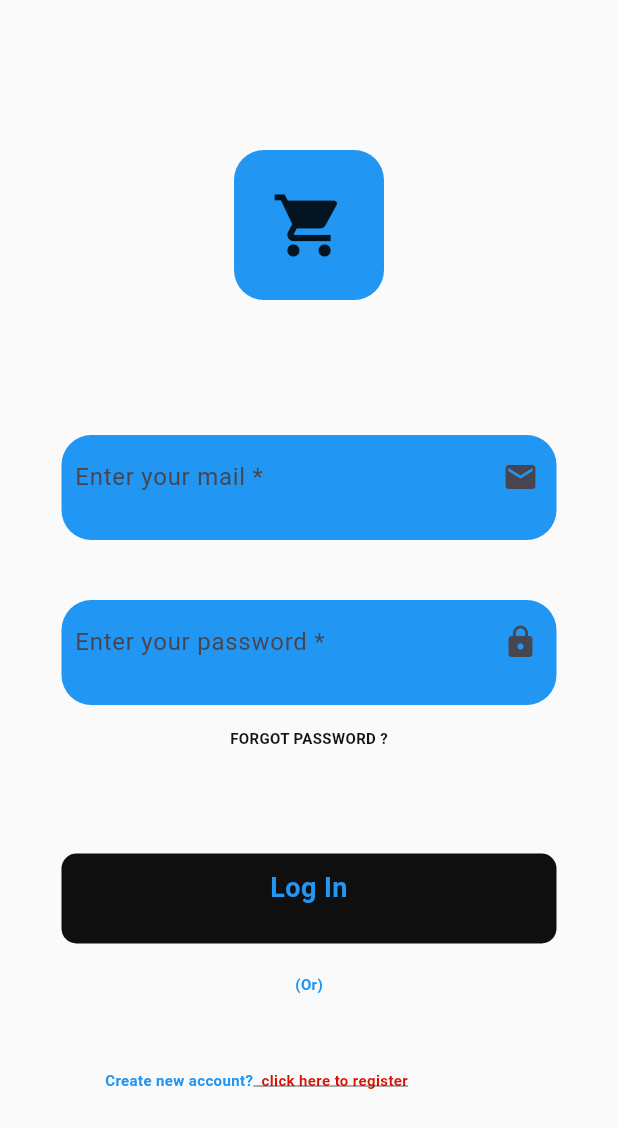
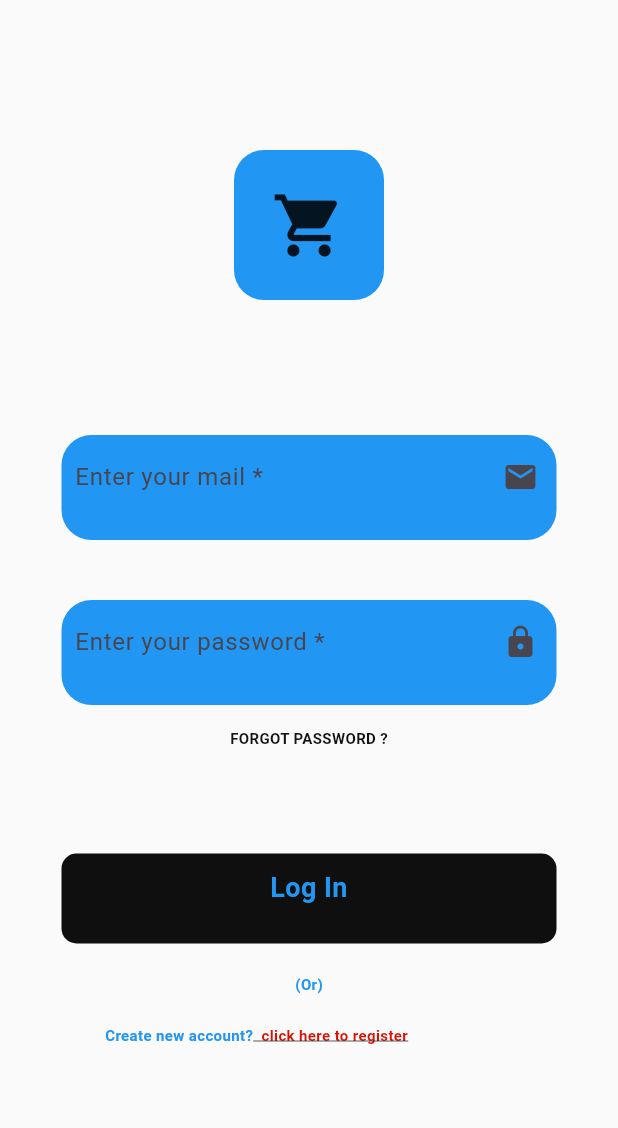
Before and after one commit to deepak-dee3/E-Commerce-Cart-App, a Flutter app: the screen it shows after launch, on a phone screen of 412 x 824 dp. Shown: the top 1128 px of the screen. Run offline on Flutter 3.47's test engine with Material 3 defaults, Android fonts, the phone set to English and light mode, and no system bars; our stand-ins replace animated_splash_screen, animated_text_kit, firebase_core; accounts and stored records are empty.

Commit message:
Sizedbox height is again changet to default size 20

```diff
--- a/lib/pages/sp.dart
+++ b/lib/pages/sp.dart
@@ -126,7 +126,7 @@ class home_page extends StatelessWidget{
 
             Text("(Or)",style:TextStyle(color: Colors.blue,fontWeight: FontWeight.bold,fontSize: 10,),textAlign: TextAlign.start,),
 
-            SizedBox(height: 50,),
+            SizedBox(height: 20,),
 
 
             Row(children: [
```
